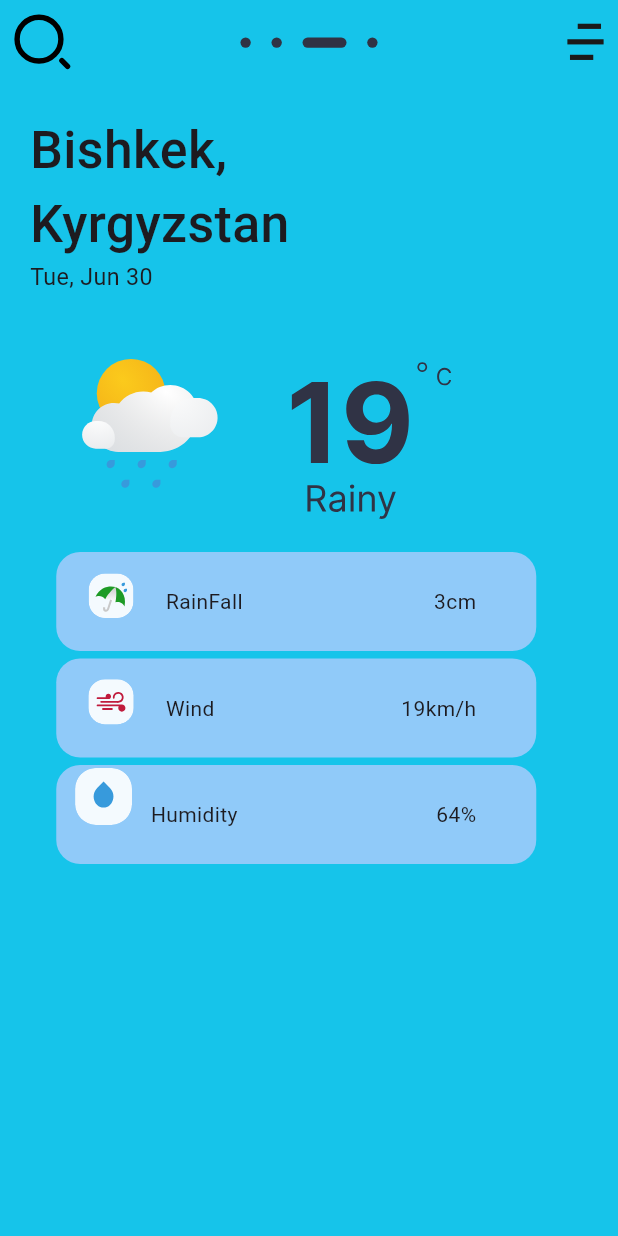
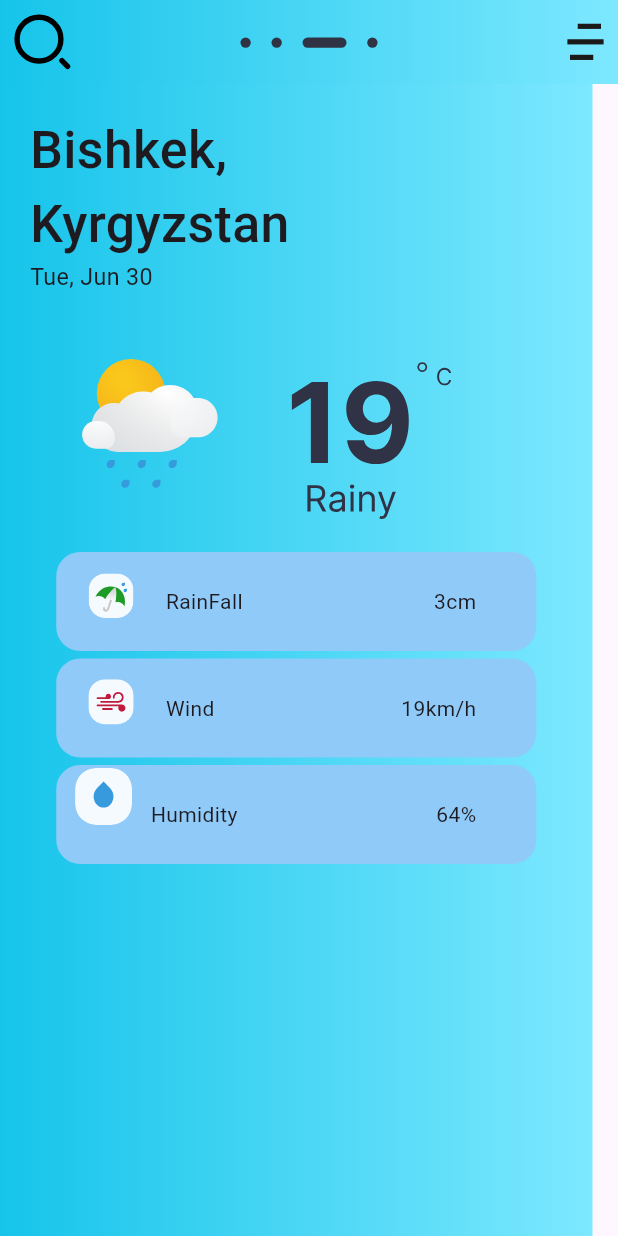
Before and after one commit to eraly94/weather_app_with_api, a Flutter app: the screen it shows after launch, on a phone screen of 412 x 824 dp. Run offline on Flutter 3.47's test engine with Material 3 defaults, Android fonts, the phone set to English and light mode, and no system bars; our stand-ins replace flutter_svg.

Commit message:
Added gradient background color

```diff
--- a/lib/main_screen.dart
+++ b/lib/main_screen.dart
@@ -12,14 +12,25 @@ class _MainScreenState extends State<MainScreen> {
   @override
   Widget build(BuildContext context) {
     return Scaffold(
-      backgroundColor: Color(0xff16C4EA),
       appBar: AppBar(
-        backgroundColor: Color(0xff16C4EA),
         leading: SvgPicture.asset(
           "assets/svg/search.svg",
         ),
         title: SvgPicture.asset(
           "assets/svg/point.svg",
+        ),
+        backgroundColor: Colors.transparent,
+        flexibleSpace: Container(
+          decoration: BoxDecoration(
+            gradient: LinearGradient(
+              begin: Alignment.centerRight,
+              end: Alignment.centerLeft,
+              colors: [
+                Color(0xff7DE8FF),
+                Color(0xff16C4EA)
+              ], // Change these colors as needed
+            ),
+          ),
         ),
         centerTitle: true,
         actions: [
@@ -28,7 +39,18 @@ class _MainScreenState extends State<MainScreen> {
           ),
         ],
       ),
-      body: Column(
+      body: Container(
+        decoration: BoxDecoration(
+          gradient: LinearGradient(
+            begin: Alignment.centerRight,
+            end: Alignment.centerLeft,
+            colors: [
+              Color(0xff7DE8FF),
+              Color(0xff16C4EA)
+            ], // Change these colors as needed
+          ),
+        ),
+        child: Column(
           children: [
             Padding(
               padding: const EdgeInsets.only(
@@ -171,7 +193,7 @@ class _MainScreenState extends State<MainScreen> {
                       mainAxisAlignment: MainAxisAlignment.spaceBetween,
                       children: [
                         Row(
-                        crossAxisAlignment: CrossAxisAlignment.center,
+                          //crossAxisAlignment: CrossAxisAlignment.center,
                           mainAxisAlignment: MainAxisAlignment.spaceAround,
                           children: [
                             SvgPicture.asset(
@@ -193,6 +215,7 @@ class _MainScreenState extends State<MainScreen> {
             ),
           ],
         ),
+      ),
     );
   }
 }
--- a/pubspec.yaml
+++ b/pubspec.yaml
@@ -19,7 +19,7 @@ publish_to: 'none' # Remove this line if you wish to publish to pub.dev
 version: 1.0.0+1
 
 environment:
-  sdk: '>=3.2.6 <4.0.0'
+  sdk: '>=2.12.0 <3.0.0'
 
 # Dependencies specify other packages that your package needs in order to work.
 # To automatically upgrade your package dependencies to the latest versions
@@ -37,6 +37,8 @@ dependencies:
   cupertino_icons: ^1.0.2
   flutter_bloc: ^8.1.4
   flutter_svg: ^2.0.9
+  dependencies:
+
 
 dev_dependencies:
   flutter_test:
```
Lines whose indentation alone changed are shown as unchanged.
